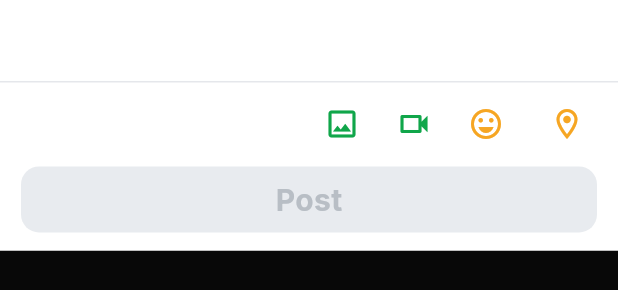
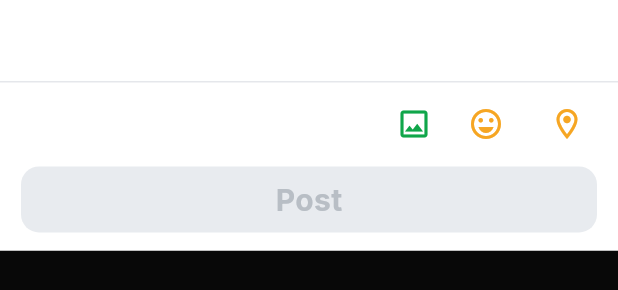
Before and after one commit to JanreyDev/Farmbuzz, a Flutter app: the _CreatePostSheet widget shown alone on an empty page, opened directly, on a phone screen of 412 x 824 dp. Shown: the part 602-892 px from the top of the screen. Run offline on Flutter 3.47's test engine with Material 3 defaults, Android fonts, the phone set to English and light mode, and no system bars; our stand-ins replace file_picker, google_fonts, image_picker, lucide_icons, share_plus, shared_preferences; accounts and stored records are empty; network calls fail.

Commit message:
Hide video upload in posts and stories

```diff
--- a/app/lib/features/home/presentation/home_screen.dart
+++ b/app/lib/features/home/presentation/home_screen.dart
@@ -1882,15 +1882,6 @@ class _CreatePostSheetState extends State<_CreatePostSheet> {
                         ),
                         const SizedBox(width: 8),
                         _MediaActionButton(
-                          onTap: _pickVideo,
-                          icon: const Icon(
-                            Icons.videocam_outlined,
-                            color: Color(0xFF10A64A),
-                            size: 24,
-                          ),
-                        ),
-                        const SizedBox(width: 8),
-                        _MediaActionButton(
                           onTap: _openFeelingPicker,
                           icon: const Icon(
                             Icons.emoji_emotions_outlined,
@@ -2811,7 +2802,7 @@ class _CreateStoryOptionsSheet extends StatelessWidget {
   Future<void> _pickStoryMedia(BuildContext context) async {
     try {
       final result = await FilePicker.platform.pickFiles(
-        type: FileType.media,
+        type: FileType.image,
         allowMultiple: true,
       );
       if (result == null || result.files.isEmpty || !context.mounted) return;
```
